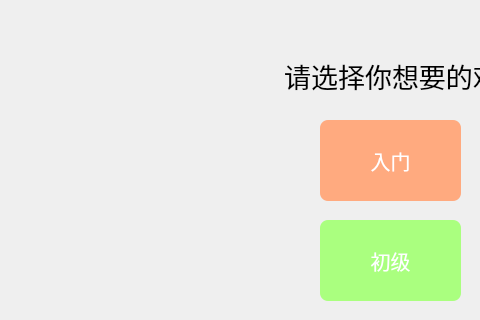
Before: the Qt Designer form choose.ui in YTGhost/LLK, drawn with Qt 5; both pictures show x 0 to 480 and y 0 to 320 of the 800 by 600 pixel window.
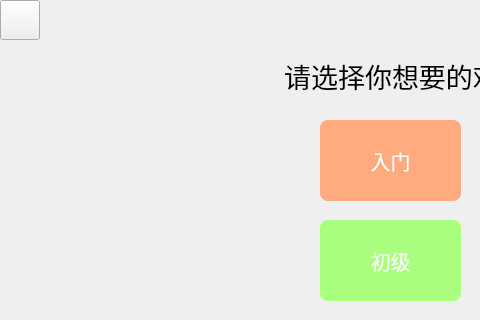
After: the same form once the commit is applied. Icons and pictures are not drawn.

What changed in the file:
```diff
--- a/choose.ui
+++ b/choose.ui
@@ -273,6 +273,24 @@
     <string>高级</string>
    </property>
   </widget>
+  <widget class="QPushButton" name="backBtn">
+   <property name="geometry">
+    <rect>
+     <x>0</x>
+     <y>0</y>
+     <width>40</width>
+     <height>40</height>
+    </rect>
+   </property>
+   <property name="styleSheet">
+    <string notr="true">QPushButton{border-image:url(:/pic/icon/back-arrow.png);}
+QPushButton:hover{border-image:url(:/pic/icon/back-arrow-focused.png);}
+QPushButton:pressed{border-image:url(:/pic/icon/back-arrow-focused.png);}</string>
+   </property>
+   <property name="text">
+    <string/>
+   </property>
+  </widget>
  </widget>
  <resources/>
  <connections/>
```
